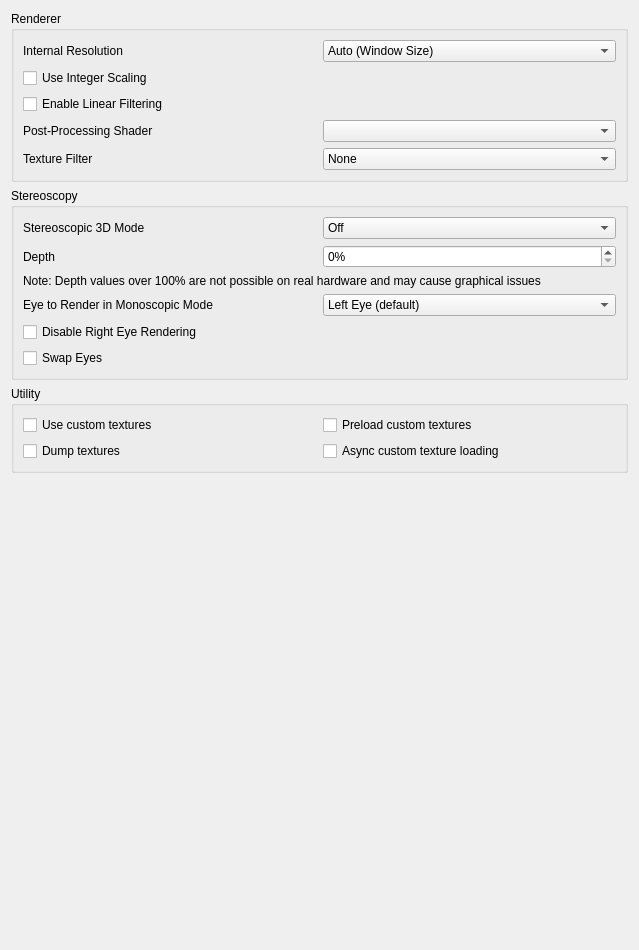
Qt form src/citra_qt/configuration/configure_enhancements.ui (azahar-emu/azahar) before a commit.
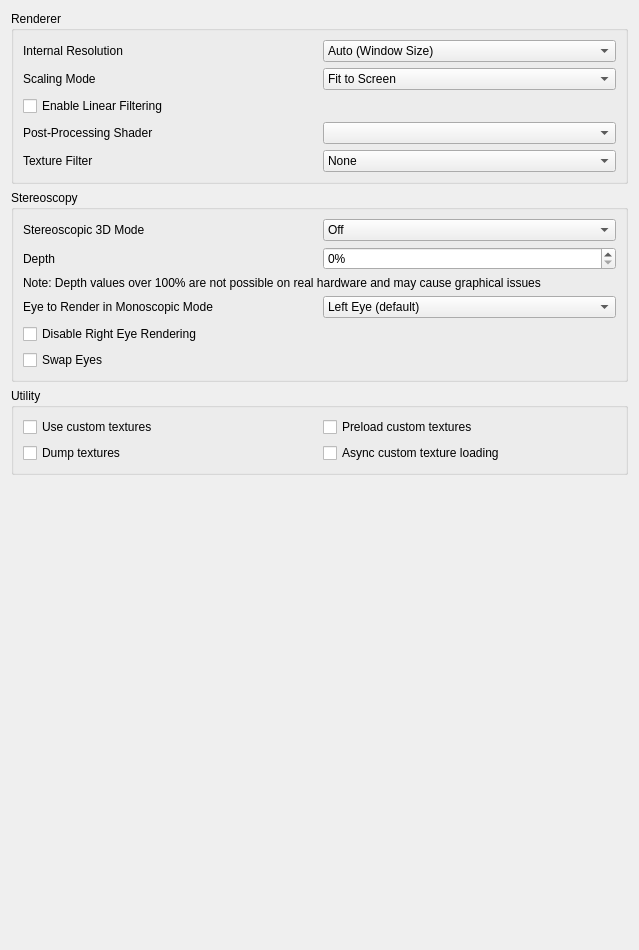
The same form after that commit.

Commit message: Replace "Integer Scaling"-setting with "Scaling Mode"-setting

```diff
--- a/src/citra_qt/configuration/configure_enhancements.ui
+++ b/src/citra_qt/configuration/configure_enhancements.ui
@@ -148,13 +148,50 @@
        </widget>
       </item>
       <item>
-       <widget class="QCheckBox" name="use_integer_scaling">
-        <property name="text">
-         <string>Use Integer Scaling</string>
-        </property>
-        <property name="toolTip">
-         <string>&lt;html&gt;&lt;head/&gt;&lt;body&gt;&lt;p&gt;Use Integer Scaling&lt;/p&gt;&lt;p&gt;Enforces that the larger screen in all layouts is an integer scale of the 240px height of the original 3DS screen.&lt;/p&gt;&lt;/body&gt;&lt;/html&gt;</string>
-        </property>
+       <widget class="QWidget" name="widget_scaling_mode" native="true">
+        <layout class="QHBoxLayout" name="horizontalLayout_7">
+         <property name="leftMargin">
+          <number>0</number>
+         </property>
+         <property name="topMargin">
+          <number>0</number>
+         </property>
+         <property name="rightMargin">
+          <number>0</number>
+         </property>
+         <property name="bottomMargin">
+          <number>0</number>
+         </property>
+         <item>
+          <widget class="QLabel" name="scaling_mode_label">
+           <property name="text">
+            <string>Scaling Mode</string>
+           </property>
+          </widget>
+         </item>
+         <item>
+          <widget class="QComboBox" name="scaling_mode_combobox">
+           <property name="toolTip">
+            <string>
+              &lt;html&gt;&lt;head/&gt;&lt;body&gt;&lt;p&gt;Scaling mode&lt;/p&gt;&lt;p&gt;
+              How to scale the screens of the emulated 3DS to the screen those are displayed on.&lt;/p&gt;&lt;p&gt;
+              Fit to Screen: Scales the screens until those reach the borders of the window/screen.&lt;/p&gt;&lt;p&gt;
+              Fit to Screen with Integer Scaling: Scales the screens with an integer multiplier of the original 3DS screen to the largest fitting size. For layouts with two different screen sizes, the largest screen is integer-scaled.&lt;/p&gt;&lt;/body&gt;&lt;/html&gt;
+            </string>
+           </property>
+           <item>
+            <property name="text">
+             <string>Fit to Screen</string>
+            </property>
+           </item>
+           <item>
+            <property name="text">
+             <string>Fit to Screen with Integer Scaling</string>
+            </property>
+           </item>
+          </widget>
+         </item>
+        </layout>
        </widget>
       </item>
       <item>
```
Left out of the diff: 1 changed line with no effect on the pictures. The commit also changes 15 other files.
